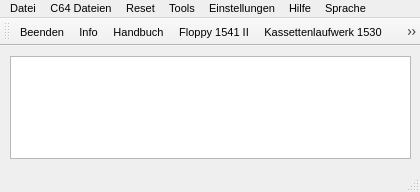
Old version of the form main_window.ui in the repository ThKattanek/emu64.
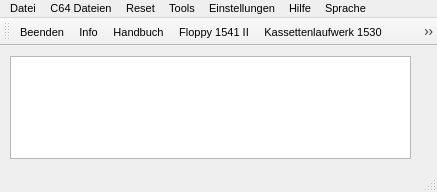
New version of the form. Icons and pictures are not drawn.

Commit message: Setup Fenster erstellt und eingebunden (language/ini). Ist aber noch kommplett leer.

What changed in the file:
```diff
--- a/main_window.ui
+++ b/main_window.ui
@@ -9,7 +9,7 @@
    <rect>
     <x>0</x>
     <y>0</y>
-    <width>420</width>
+    <width>437</width>
     <height>192</height>
    </rect>
   </property>
@@ -146,7 +146,7 @@
     <rect>
      <x>0</x>
      <y>0</y>
-     <width>420</width>
+     <width>437</width>
      <height>20</height>
     </rect>
    </property>
```
Left out of the diff: 2 changed lines with no effect on the pictures. The commit also changes 6 other files.
